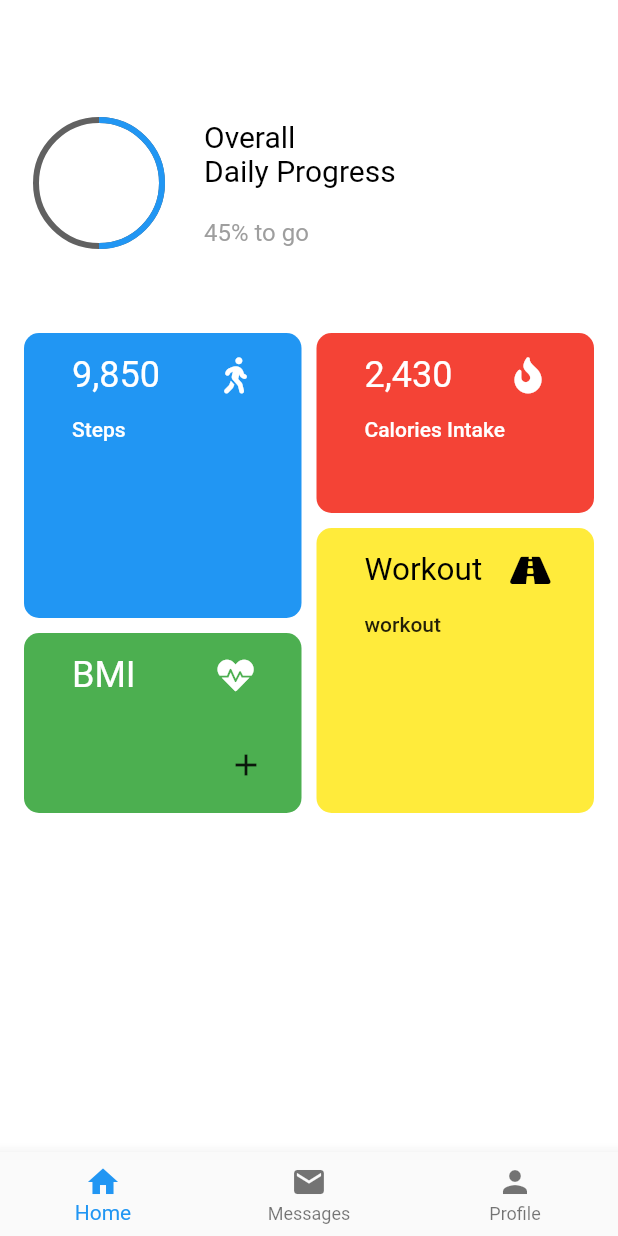
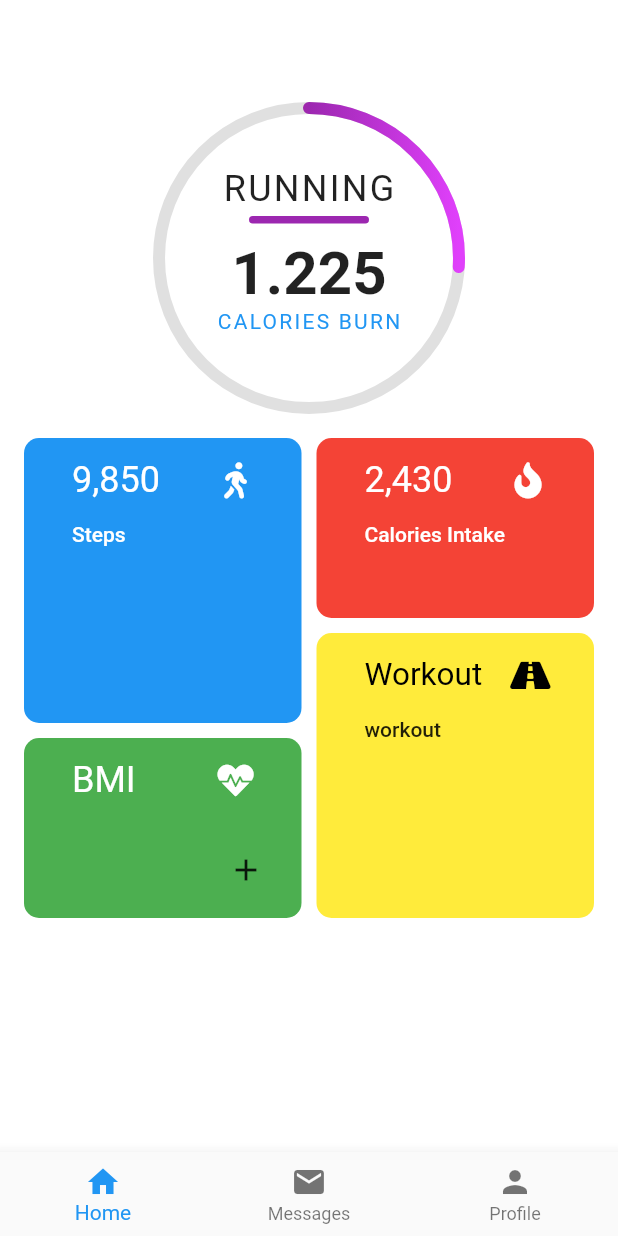
Before and after one commit to lincolnkushwah009/ifitmash, a Flutter app: the screen it shows after launch, after a tap on "LOGIN", on a phone screen of 412 x 824 dp. Run offline on Flutter 3.47's test engine with Material 2 defaults, Android fonts, the phone set to English and light mode, and no system bars; our stand-ins replace font_awesome_flutter; missing offline and left inert: fit_kit.

Commit message:
RadialProgress

```diff
--- /dev/null
+++ b/lib/components/radial_progress.dart
@@ -0,0 +1,126 @@
+import 'package:flutter/material.dart';
+import 'package:vector_math/vector_math_64.dart' as math;
+
+class RadialProgress extends StatefulWidget {
+  final double goalCompleted = 0.7;
+
+  @override
+  _RadialProgressState createState() => _RadialProgressState();
+}
+
+class _RadialProgressState extends State<RadialProgress>
+    with SingleTickerProviderStateMixin {
+  AnimationController _radialProgressAnimationController;
+  Animation<double> _progressAnimation;
+  final Duration fadeInDuration = Duration(milliseconds: 500);
+  final Duration fillDuration = Duration(seconds: 2);
+
+  double progressDegrees = 0;
+  var count = 0;
+
+  @override
+  void initState() {
+    super.initState();
+    _radialProgressAnimationController =
+        AnimationController(vsync: this, duration: fillDuration);
+    _progressAnimation = Tween(begin: 0.0, end: 360.0).animate(CurvedAnimation(
+        parent: _radialProgressAnimationController, curve: Curves.easeIn))
+      ..addListener(() {
+        setState(() {
+          progressDegrees = widget.goalCompleted * _progressAnimation.value;
+        });
+      });
+
+    _radialProgressAnimationController.forward();
+  }
+
+  @override
+  void dispose() {
+    _radialProgressAnimationController.dispose();
+    super.dispose();
+  }
+
+  @override
+  Widget build(BuildContext context) {
+    return CustomPaint(
+      child: Container(
+        height: 200.0,
+        width: 200.0,
+        padding: EdgeInsets.symmetric(vertical: 40.0),
+        child: AnimatedOpacity(
+          opacity: progressDegrees > 30 ? 1.0 : 0.0,
+          duration: fadeInDuration,
+          child: Column(
+            children: <Widget>[
+              Text(
+                'RUNNING',
+                style: TextStyle(fontSize: 24.0, letterSpacing: 1.5),
+              ),
+              SizedBox(
+                height: 4.0,
+              ),
+              Container(
+                height: 5.0,
+                width: 80.0,
+                decoration: BoxDecoration(
+                    color: Colors.purple,
+                    borderRadius: BorderRadius.all(Radius.circular(4.0))),
+              ),
+              SizedBox(
+                height: 10.0,
+              ),
+              Text(
+                '1.225',
+                style: TextStyle(fontSize: 40.0, fontWeight: FontWeight.bold),
+              ),
+              Text(
+                'CALORIES BURN',
+                style: TextStyle(
+                    fontSize: 14.0, color: Colors.blue, letterSpacing: 1.5),
+              ),
+            ],
+          ),
+        ),
+      ),
+      painter: RadialPainter(progressDegrees),
+    );
+  }
+}
+
+class RadialPainter extends CustomPainter {
+  double progressInDegrees;
+
+  RadialPainter(this.progressInDegrees);
+
+  @override
+  void paint(Canvas canvas, Size size) {
+    Paint paint = Paint()
+      ..color = Colors.black12
+      ..strokeCap = StrokeCap.round
+      ..style = PaintingStyle.stroke
+      ..strokeWidth = 8.0;
+
+    Offset center = Offset(size.width / 2, size.height / 2);
+    canvas.drawCircle(center, size.width / 2, paint);
+
+    Paint progressPaint = Paint()
+      ..shader = LinearGradient(
+              colors: [Colors.red, Colors.purple, Colors.purpleAccent])
+          .createShader(Rect.fromCircle(center: center, radius: size.width / 2))
+      ..strokeCap = StrokeCap.round
+      ..style = PaintingStyle.stroke
+      ..strokeWidth = 8.0;
+
+    canvas.drawArc(
+        Rect.fromCircle(center: center, radius: size.width / 2),
+        math.radians(-90),
+        math.radians(progressInDegrees),
+        false,
+        progressPaint);
+  }
+
+  @override
+  bool shouldRepaint(CustomPainter oldDelegate) {
+    return true;
+  }
+}
--- a/lib/screens/Dashboard.dart
+++ b/lib/screens/Dashboard.dart
@@ -1,6 +1,7 @@
 import 'package:flutter/material.dart';
 import 'package:font_awesome_flutter/font_awesome_flutter.dart';
 import 'package:fit_kit/fit_kit.dart';
+import 'package:ifitmash/components/radial_progress.dart';
 
 
 class Dashboard  extends StatefulWidget {
@@ -42,16 +43,19 @@ class _DashboardState extends State<Dashboard > {
 
     );
   }
+
   Widget _buildBody(BuildContext context) {
     return SingleChildScrollView(
       padding: const EdgeInsets.all(16.0),
       child: Column(
         children: <Widget>[
-          _buildHeader(),
-          const SizedBox(height: 50.0),
+          RadialProgress(),
+          const SizedBox(height: 20.0),
+
           Row(
             children: <Widget>[
               Expanded(
+
                 child: Column(
                   children: <Widget>[
                     Container(
@@ -262,52 +266,52 @@ class _DashboardState extends State<Dashboard > {
                   ],
                 ),
               )
+
             ],
           )
         ],
       ),
 
     );
+  }
 
-  }
-  Widget _buildHeader() {
-    return Row(
-      children: <Widget>[
-        Container(
-          height: 100,
-          width: 100,
-          padding: const EdgeInsets.all(8.0),
-          child: CircularProgressIndicator(
-            value: 0.5,
-            valueColor: AlwaysStoppedAnimation(Colors.blue),
-            backgroundColor: Colors.grey.shade700,
-          ),
-        ),
-        const SizedBox(width: 20.0),
-        Expanded(
-          child: Column(
-            crossAxisAlignment: CrossAxisAlignment.start,
-            children: <Widget>[
-              Text(
-                "Overall\nDaily Progress",
-                style:TextStyle(
-                  color: Colors.black,
-                  fontSize: 20,
-                ),
-              ),
-              const SizedBox(height: 20.0),
-              Text(
-                "45% to go",
-                style: TextStyle(color: Colors.grey, fontSize: 16.0),
-              ),
-            ],
-          ),
-        )
-      ],
-    );
-  }
+//  Widget _buildHeader() {
+//    return Row(
+//      children: <Widget>[
+//        Container(
+//          height: 100,
+//          width: 100,
+//          padding: const EdgeInsets.all(8.0),
+//          child: CircularProgressIndicator(
+//            value: 0.5,
+//            valueColor: AlwaysStoppedAnimation(Colors.blue),
+//            backgroundColor: Colors.grey.shade700,
+//          ),
+//        ),
+//        const SizedBox(width: 20.0),
+//        Expanded(
+//          child: Column(
+//            crossAxisAlignment: CrossAxisAlignment.start,
+//            children: <Widget>[
+//              Text(
+//                "Overall\nDaily Progress",
+//                style:TextStyle(
+//                  color: Colors.black,
+//                  fontSize: 20,
+//                ),
+//              ),
+//              const SizedBox(height: 20.0),
+//              Text(
+//                "45% to go",
+//                style: TextStyle(color: Colors.grey, fontSize: 16.0),
+//              ),
+//            ],
+//          ),
+//        )
+//      ],
+//    );
+//  }
 
 }
 
-
 //_____________________________________________________________________________________
```
Also changed, not shown: lib/screens/placeholder_widget.dart (deleted).
